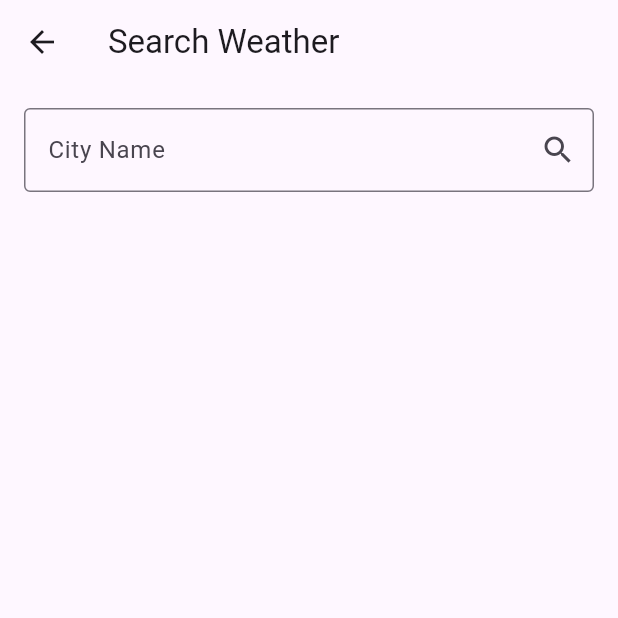
After one commit to pradeepjayathilaka/WeatherApp, a Flutter app: the SearchWeatherPage screen opened directly, on a phone screen of 412 x 824 dp, the top half of it. The commit adds this screen. Run offline on Flutter 3.47's test engine with Material 3 defaults, Android fonts, the phone set to English and light mode, and no system bars; our stand-ins replace flutter_dotenv, geocoding, geolocator, lottie.

Commit message:
Add SearchWeatherPage for city-based weather search; integrate navigation from HomePage

```diff
--- /dev/null
+++ b/lib/pages/search_weather_page.dart
@@ -0,0 +1,85 @@
+import 'package:flutter/material.dart';
+import 'package:flutter_dotenv/flutter_dotenv.dart';
+import 'package:weatherapp/models/weather_model.dart';
+import 'package:weatherapp/services/weather_service.dart';
+import 'package:weatherapp/widgets/display_weather.dart';
+
+class SearchWeatherPage extends StatefulWidget {
+  const SearchWeatherPage({super.key});
+
+  @override
+  State<SearchWeatherPage> createState() => _SearchWeatherPageState();
+}
+
+class _SearchWeatherPageState extends State<SearchWeatherPage> {
+  final WeatherService _weatherService =
+      WeatherService(apikey: dotenv.env['OPEN_WEATHER_API_KEY'] ?? "");
+  Weather? _weather;
+  String? _error;
+
+  final TextEditingController _controller = TextEditingController();
+
+  void _searchWeather() async {
+    final city = _controller.text.trim();
+    if (city.isEmpty) {
+      setState(() {
+        _error = "Please enter a city name";
+      });
+      return;
+    }
+    try {
+      final weather = await _weatherService.getWeather(city);
+      setState(() {
+        _weather = weather;
+        _error = null;
+      });
+    } catch (error) {
+      setState(() {
+        _error = "Could not find weather data for $city";
+      });
+      print(error.toString());
+    }
+  }
+
+  @override
+  Widget build(BuildContext context) {
+    return Scaffold(
+      appBar: AppBar(
+        title: const Text("Search Weather"),
+      ),
+      body: SingleChildScrollView(
+        child: Padding(
+          padding: EdgeInsets.all(16),
+          child: Column(
+            mainAxisAlignment: MainAxisAlignment.start,
+            children: [
+              TextField(
+                controller: _controller,
+                decoration: InputDecoration(
+                  labelText: 'City Name',
+                  border: OutlineInputBorder(),
+                  suffixIcon: IconButton(
+                    onPressed: _searchWeather,
+                    icon: const Icon(Icons.search),
+                  ),
+                ),
+                onSubmitted: (value) => _searchWeather(),
+              ),
+              SizedBox(
+                height: 15,
+              ),
+              _error != null
+                  ? Text(
+                      _error!,
+                      style: const TextStyle(color: Colors.red),
+                    )
+                  : _weather != null
+                      ? WeatherDisplay(weather: _weather!)
+                      : const SizedBox(),
+            ],
+          ),
+        ),
+      ),
+    );
+  }
+}
```
Also changed, not shown: lib/pages/home_page.dart (+27 -0 lines).
